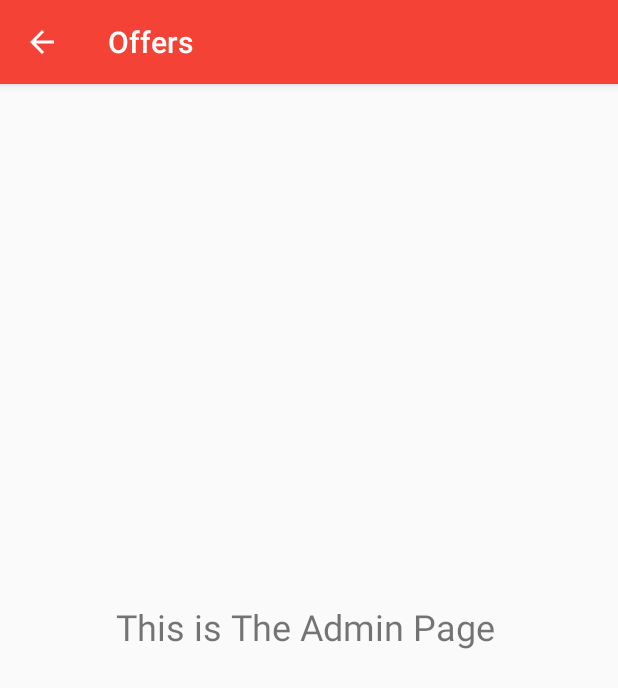
After one commit to hyaym20/OffersProject, an Android app: the AdminPage screen opened directly, with no data from a screen before it, on a phone screen of 412 x 824 dp. The commit adds this screen. Shown: the top 688 px of the screen. Run offline under Robolectric (Android 15) with nearby library versions, the phone set to English and light mode, and no system bars.

Commit message:
Admin+ User login results into different activities

```diff
--- a/Offers/app/src/main/AndroidManifest.xml
+++ b/Offers/app/src/main/AndroidManifest.xml
@@ -28,6 +28,11 @@
             android:name=".UserPage"
             android:label="Offers"
             android:parentActivityName=".LoginActivity"/>
+
+        <activity
+            android:name=".AdminPage"
+            android:label="Offers"
+            android:parentActivityName=".LoginActivity"/>
     </application>
 
 </manifest>
--- /dev/null
+++ b/Offers/app/src/main/java/com/example/android/offers/AdminPage.java
@@ -0,0 +1,21 @@
+package com.example.android.offers;
+
+import android.os.Bundle;
+import android.support.v7.app.AppCompatActivity;
+
+/**
+ * Created by Kingdom on 12/1/2018.
+ */
+
+public class AdminPage extends AppCompatActivity{
+    protected void onCreate(Bundle savedInstanceState) {
+        super.onCreate(savedInstanceState);
+        setContentView(R.layout.activity_admin_page);
+
+
+
+
+    }
+
+
+}
--- a/Offers/app/src/main/java/com/example/android/offers/FoodFragment.java
+++ b/Offers/app/src/main/java/com/example/android/offers/FoodFragment.java
@@ -1,13 +1,19 @@
 package com.example.android.offers;
 
 
+import android.os.AsyncTask;
 import android.os.Bundle;
 import android.support.v4.app.Fragment;
+import android.util.Log;
 import android.view.LayoutInflater;
 import android.view.View;
 import android.view.ViewGroup;
 import android.widget.ListView;
 
+import java.sql.Connection;
+import java.sql.DriverManager;
+import java.sql.ResultSet;
+import java.sql.Statement;
 import java.util.ArrayList;
 
 
--- /dev/null
+++ b/Offers/app/src/main/res/layout/activity_admin_page.xml
@@ -0,0 +1,23 @@
+<?xml version="1.0" encoding="utf-8"?>
+<android.support.constraint.ConstraintLayout
+    xmlns:android="http://schemas.android.com/apk/res/android"
+    xmlns:app="http://schemas.android.com/apk/res-auto"
+    xmlns:tools="http://schemas.android.com/tools"
+    android:layout_width="match_parent"
+    android:layout_height="match_parent">
+
+    <TextView
+        android:id="@+id/textView"
+        android:layout_width="258dp"
+        android:layout_height="78dp"
+        android:layout_marginBottom="8dp"
+        android:layout_marginEnd="8dp"
+        android:layout_marginStart="8dp"
+        android:layout_marginTop="8dp"
+        android:text="This is The Admin Page"
+        android:textSize="24sp"
+        app:layout_constraintBottom_toBottomOf="parent"
+        app:layout_constraintEnd_toEndOf="parent"
+        app:layout_constraintStart_toStartOf="parent"
+        app:layout_constraintTop_toTopOf="parent" />
+</android.support.constraint.ConstraintLayout>
```
Also changed, not shown: Offers/app/src/main/java/com/example/android/offers/LoginActivity.java (+23 -8 lines), Offers/app/src/main/java/com/example/android/offers/UserPage.java (+50 -0 lines).
